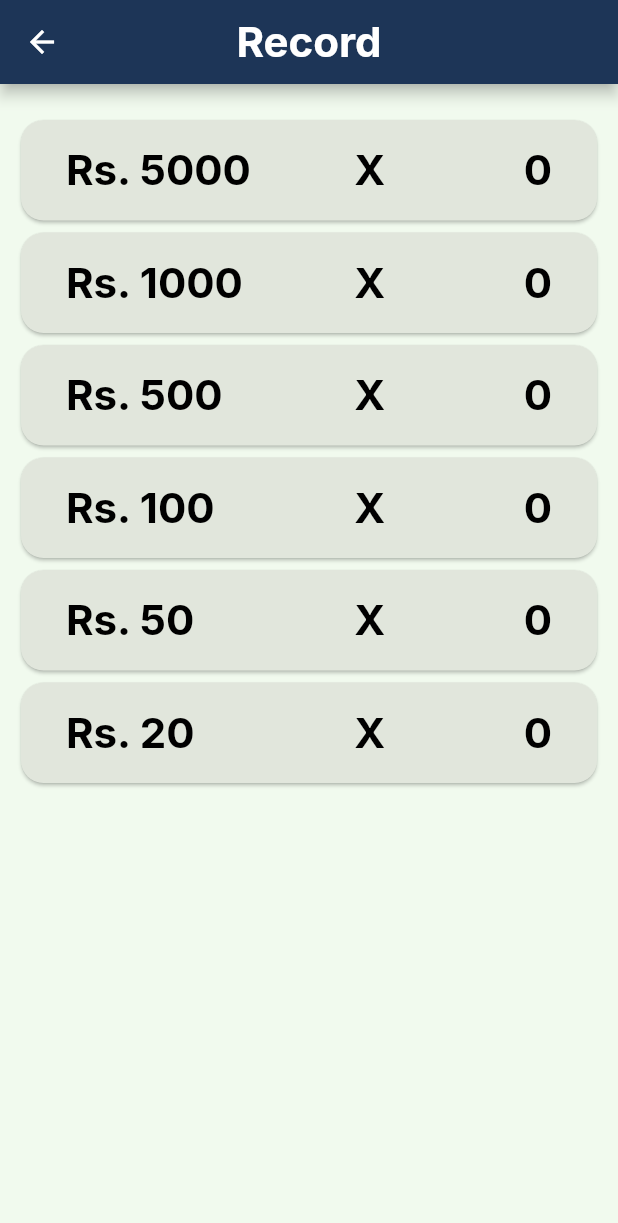
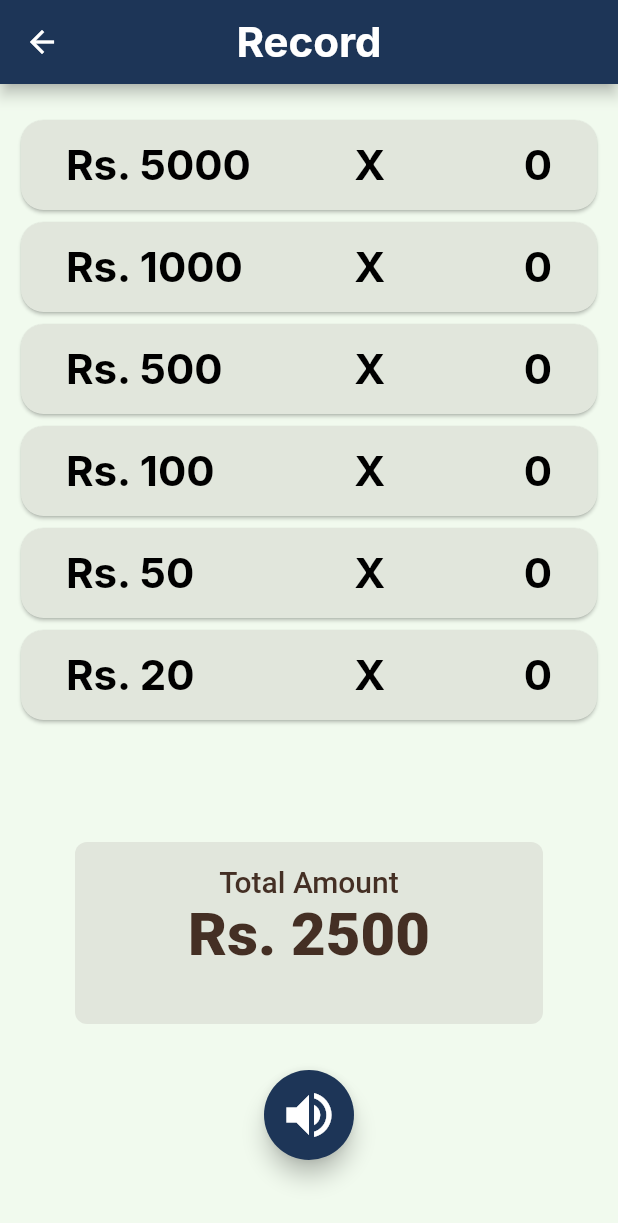
Before and after one commit to pushpe1174/SDGP, a Flutter app: the SummaryScreen screen opened directly with empty values, on a phone screen of 412 x 824 dp. Shown: the top 1223 px of the screen. Run offline on Flutter 3.47's test engine with Material 2 defaults, Android fonts, the phone set to English and light mode, and no system bars; our stand-ins replace animated_text_kit, cloud_firestore, firebase_auth, firebase_core, flutter_spinkit, gap and 4 more; accounts and stored records are empty.

Commit message:
Summary updated

```diff
--- a/currency_mate_app/lib/Screens/summary_screen.dart
+++ b/currency_mate_app/lib/Screens/summary_screen.dart
@@ -17,7 +17,7 @@ class SummaryScreen extends StatelessWidget {
             style: Style.headingStyle,
           ),
           centerTitle: true,
-          backgroundColor: const Color(0xff1D3557),
+          backgroundColor: const Color(0xFF1D3557),
         ),
         backgroundColor: Style.bgColor,
         body: Padding(
@@ -25,6 +25,10 @@ class SummaryScreen extends StatelessWidget {
               vertical: 20.0,
               horizontal: 10.0
           ),
+          child: Column(
+            children: [
+              Expanded(
+                flex: 4,
                 child: ListView.builder(
                   itemCount: notes.length,
                   itemBuilder: (context, index) {
@@ -35,7 +39,58 @@ class SummaryScreen extends StatelessWidget {
                     }
                   },
                 ),
-        )
+              ),
+              Expanded(
+                flex: 1,
+                child: Container(
+                  decoration: BoxDecoration(
+                    color: const Color(0xffe1e6dc),
+                    borderRadius: BorderRadius.circular(8),
+                  ),
+                  margin: const EdgeInsets.fromLTRB(40, 0, 40, 0),
+                  padding: const EdgeInsets.fromLTRB(8, 15, 8, 15),
+                  alignment: Alignment.topCenter,
+                  child: Column(
+                    children: const [
+                      Text(
+                        "Total Amount",
+                        style: TextStyle(
+                          fontSize: 20,
+                          fontWeight: FontWeight.w500,
+                          color: Color(0xFF442F24),
+                        ),
+                      ),
+                      Text(
+                        "Rs. 2500",
+                        style: TextStyle(
+                          fontSize: 40,
+                          fontWeight: FontWeight.w900,
+                          color: Color(0xFF442F24),
+                        ),
+                      ),
+                    ],
+                  ),
+                ),
+              ),
+              Expanded(
+                flex: 1,
+                child: SizedBox(
+                  width: 60,
+                  height: 60,
+                  child: FloatingActionButton(
+                    backgroundColor: const Color(0xFF1D3557),
+                    //onPressed: () => flutterTts.speak('the sum is ${data['sum'] ?? ''}'),
+                    onPressed: () {  },
+                    child: const Icon(
+                      Icons.volume_up_sharp,
+                      size: 40,
+                    ),
+                  ),
+                ),
+              ),
+            ],
+          ),
+        ),
       ),
     );
   }
--- a/currency_mate_app/lib/Utils/summary_card.dart
+++ b/currency_mate_app/lib/Utils/summary_card.dart
@@ -10,7 +10,7 @@ class SummaryCard extends StatelessWidget {
 
     return SizedBox(
       width: MediaQuery.of(context).size.width,
-      height: 75,
+      height: 68,
       child: Card(
         shape: RoundedRectangleBorder(
           borderRadius: BorderRadius.circular(15.0)
```
Lines whose indentation alone changed are shown as unchanged.
